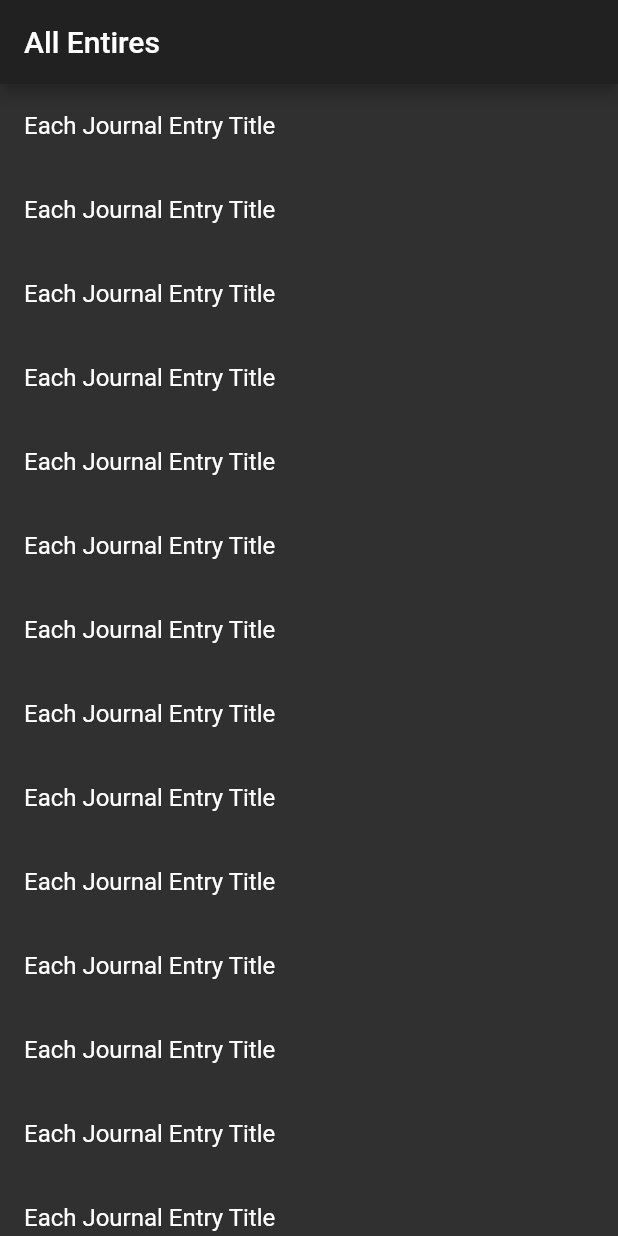
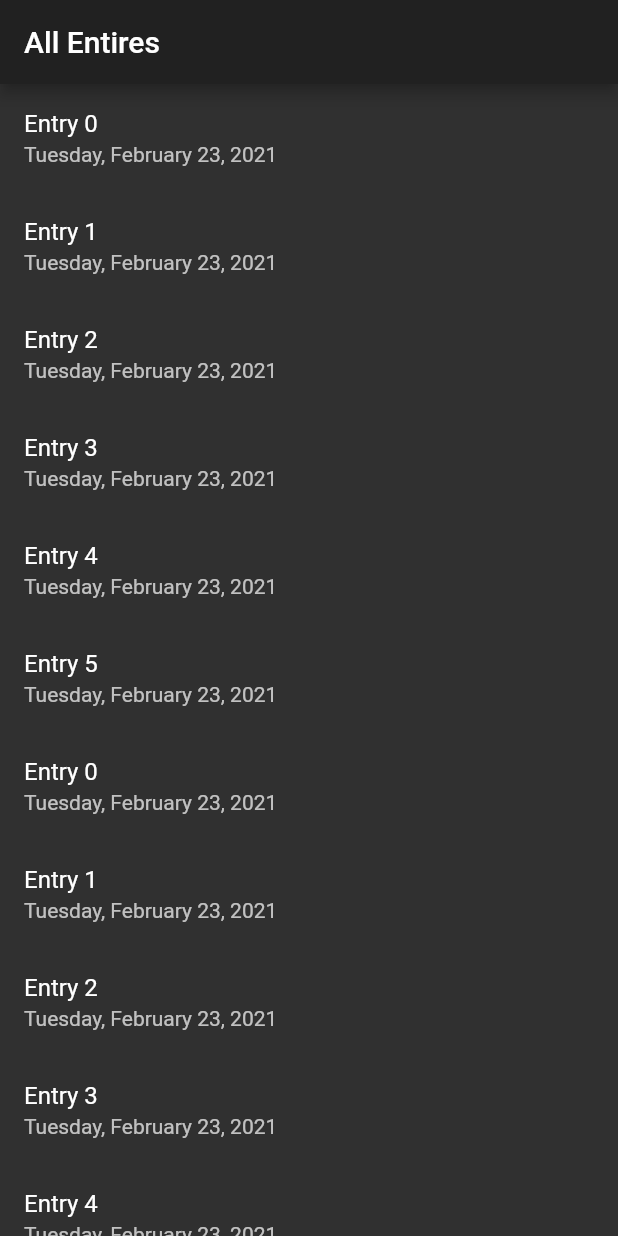
Before and after one commit to stuttskl/dia_uno, a Flutter app: the screen it shows after launch, on a phone screen of 412 x 824 dp. Run offline on Flutter 3.47's test engine with Material 2 defaults, Android fonts, the phone set to English and light mode, and no system bars.

Commit message:
fixed date time formatting in all entries list

```diff
--- a/lib/models/journal.dart
+++ b/lib/models/entries.dart
@@ -1,4 +1,4 @@
-import 'package:dia_uno/models/journal_entry.dart';
+import 'package:dia_uno/models/entry.dart';
 
 class Journal {
   List<JournalEntry> entries = [];
--- a/lib/models/journal_entry.dart
+++ b/lib/models/entry.dart
@@ -1,9 +1,9 @@
-class JournalEntry {
+class Entry {
   final int id;
   final String title;
   final String body;
   final int rating;
   final DateTime date;
 
-  JournalEntry({this.id, this.title, this.body, this.rating, this.date});
+  Entry({this.id, this.title, this.body, this.rating, this.date});
 }
--- /dev/null
+++ b/lib/screens/all_entries.dart
@@ -0,0 +1,48 @@
+import 'package:flutter/material.dart';
+
+import '../widgets/journal_entry.dart';
+import '../models/entry.dart';
+import '../widgets/all_entries_list.dart';
+
+class JournalEntries extends StatefulWidget {
+
+  @override
+  _JournalEntriesState createState() => _JournalEntriesState();
+}
+
+class _JournalEntriesState extends State<JournalEntries> {
+  final List<Entry> entries = [
+    Entry(id: 0, title: 'Entry 0', body: 'Some text', rating: 4, date: DateTime.now()),
+    Entry(id: 1, title: 'Entry 1', body: 'Some text', rating: 4, date: DateTime.now()),
+    Entry(id: 2, title: 'Entry 2', body: 'Some text', rating: 4, date: DateTime.now()),
+    Entry(id: 3, title: 'Entry 3', body: 'Some text', rating: 4, date: DateTime.now()),
+    Entry(id: 4, title: 'Entry 4', body: 'Some text', rating: 4, date: DateTime.now()),
+    Entry(id: 5, title: 'Entry 5', body: 'Some text', rating: 4, date: DateTime.now()),
+    Entry(id: 0, title: 'Entry 0', body: 'Some text', rating: 4, date: DateTime.now()),
+    Entry(id: 1, title: 'Entry 1', body: 'Some text', rating: 4, date: DateTime.now()),
+    Entry(id: 2, title: 'Entry 2', body: 'Some text', rating: 4, date: DateTime.now()),
+    Entry(id: 3, title: 'Entry 3', body: 'Some text', rating: 4, date: DateTime.now()),
+    Entry(id: 4, title: 'Entry 4', body: 'Some text', rating: 4, date: DateTime.now()),
+    Entry(id: 5, title: 'Entry 5', body: 'Some text', rating: 4, date: DateTime.now()),
+  ];
+
+  @override
+  Widget build(BuildContext context) {
+    return Scaffold(
+        appBar: AppBar(title: Text('All Entires')),
+        body: LayoutBuilder(builder:
+            (BuildContext context, BoxConstraints viewportConstraints) {
+          return SingleChildScrollView(
+            child: Column(
+              mainAxisSize: MainAxisSize.min,
+              mainAxisAlignment: MainAxisAlignment.start,
+              children: <Widget>[
+                AllEntiresList(list: entries),
+              ],
+            ),
+          );
+        }
+      )
+    );
+  }
+}
--- a/lib/screens/journal_entries.dart
+++ /dev/null
@@ -1,34 +0,0 @@
-import 'package:flutter/material.dart';
-
-import '../widgets/journal_entry.dart';
-import '../widgets/all_entries_list.dart';
-
-class JournalEntries extends StatefulWidget {
-  @override
-  _JournalEntriesState createState() => _JournalEntriesState();
-}
-
-class _JournalEntriesState extends State<JournalEntries> {
-  @override
-  Widget build(BuildContext context) {
-    return Scaffold(
-        appBar: AppBar(title: Text('All Entires')),
-        body: LayoutBuilder(builder:
-            (BuildContext context, BoxConstraints viewportConstraints) {
-          return SingleChildScrollView(
-            child: Column(
-              mainAxisSize: MainAxisSize.min,
-              mainAxisAlignment: MainAxisAlignment.start,
-              children: <Widget>[
-                // MainScreenListHeader(text: headerShoppingLists),
-                AllEntiresList(),
-                // MainScreenListHeader(text: headerStores),
-                // MainScreenList(list: stores),
-              ],
-            ),
-          );
-        }
-      )
-    );
-  }
-}
--- a/lib/widgets/all_entries_list.dart
+++ b/lib/widgets/all_entries_list.dart
@@ -1,19 +1,24 @@
 import 'package:flutter/material.dart';
+import 'package:intl/intl.dart';
+import './journal_entry.dart';
 
 class AllEntiresList extends StatelessWidget {
+  final list;
+
+  AllEntiresList({Key key, @required this.list});
+
 
   @override
   Widget build(BuildContext context) {
+
     return ListView.builder(
-      shrinkWrap: true, // gives it a size
-      primary: false, // so it doesn't scroll
-      // itemCount: list.length,
-      itemCount: 15,
+      shrinkWrap: true,
+      primary: false,
+      itemCount: list.length,
       itemBuilder: (BuildContext context, int index) {
         return ListTile(
-          // title: Text(list[index].name),
-          title: Text('Each Journal Entry Title')
-          // subtitle: Text(list[index] is ShoppingList ? list.length.toString() + ' items' : list[index].address),
+          title: Text(list[index].title),
+          subtitle: Text(DateFormat.yMMMMEEEEd().format(list[index].date)),
         );
       }
     );
--- a/lib/widgets/journal_entry.dart
+++ b/lib/widgets/journal_entry.dart
@@ -3,14 +3,10 @@ import 'package:flutter/material.dart';
 class JournalEntry extends StatelessWidget {
   @override
   Widget build(BuildContext context) {
-    return Container(
-      child: Column(
-        crossAxisAlignment: CrossAxisAlignment.center,
-        children: [
-          Text('Title'),
-          Text('Body')
-        ],
-      )
+    return ListTile(
+      // title: Text(list[index].name),
+      title: Text('Each Journal Entry Title')
+      // subtitle: Text(list[index] is ShoppingList ? list.length.toString() + ' items' : list[index].address),
     );
   }
 }
--- a/pubspec.yaml
+++ b/pubspec.yaml
@@ -23,6 +23,7 @@ environment:
 dependencies:
   flutter:
     sdk: flutter
+  intl: 0.15.7
 
 
   # The following adds the Cupertino Icons font to your application.
```
Also changed, not shown: lib/app.dart (+4 -4 lines), lib/screens/home.dart (renamed from lib/screens/welcome.dart), lib/screens/new_entry.dart (renamed from lib/screens/new_journal_entry.dart), pubspec.lock.
